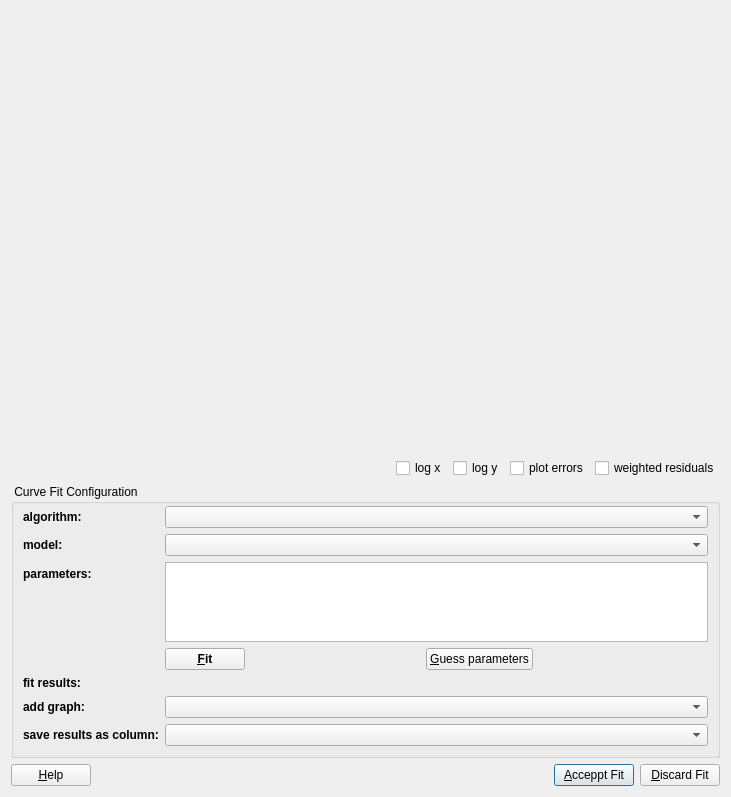
The window that plugins/table/qfrdrtablecurvefitdialog.ui (jkriege2/QuickFit3) describes before a commit, drawn with Qt 5.
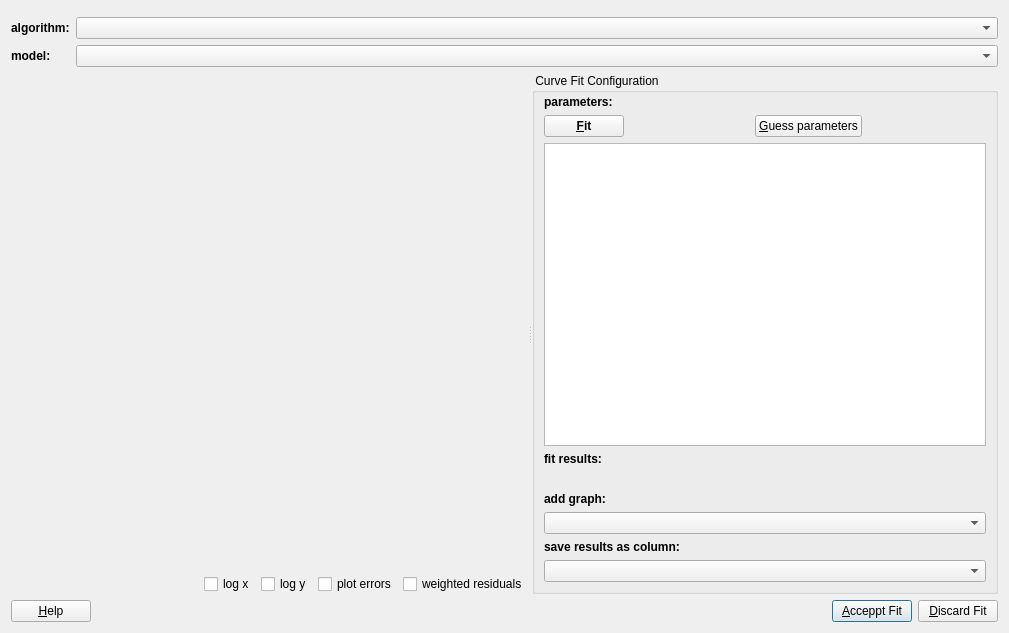
The same window after the commit. Icons and pictures are not drawn. Custom widgets are drawn as their Qt base class.

Commit message: QuickFit/lib: added QFMathParser functions   - indexedskewness, indexedprod, indexedcount, indexedmoment, indexedncmoment, indexedcorrcoeff, item, last, first, returnlast, returnfirst

The edit to the form file:
```diff
--- a/plugins/table/qfrdrtablecurvefitdialog.ui
+++ b/plugins/table/qfrdrtablecurvefitdialog.ui
@@ -9,8 +9,8 @@
    <rect>
     <x>0</x>
     <y>0</y>
-    <width>731</width>
-    <height>797</height>
+    <width>1009</width>
+    <height>633</height>
    </rect>
   </property>
   <property name="windowTitle">
@@ -20,7 +20,53 @@
    <iconset resource="qfrdrtable.qrc">
     <normaloff>:/table/regression.png</normaloff>:/table/regression.png</iconset>
   </property>
-  <layout class="QVBoxLayout" name="verticalLayout" stretch="3,1,0,2,0">
+  <layout class="QVBoxLayout" name="verticalLayout_2" stretch="0,1,0">
+   <item>
+    <layout class="QFormLayout" name="formLayout_2">
+     <property name="topMargin">
+      <number>6</number>
+     </property>
+     <item row="0" column="0">
+      <widget class="QLabel" name="label_7">
+       <property name="font">
+        <font>
+         <weight>75</weight>
+         <bold>true</bold>
+        </font>
+       </property>
+       <property name="text">
+        <string>algorithm:</string>
+       </property>
+      </widget>
+     </item>
+     <item row="0" column="1">
+      <widget class="QFFitAlgorithmComboBox" name="cmbFitAlgorithm"/>
+     </item>
+     <item row="1" column="0">
+      <widget class="QLabel" name="label">
+       <property name="font">
+        <font>
+         <weight>75</weight>
+         <bold>true</bold>
+        </font>
+       </property>
+       <property name="text">
+        <string>model:</string>
+       </property>
+      </widget>
+     </item>
+     <item row="1" column="1">
+      <widget class="QFFitFunctionComboBox" name="cmbFitFunction"/>
+     </item>
+    </layout>
+   </item>
+   <item>
+    <widget class="QVisibleHandleSplitter" name="splitter">
+     <property name="orientation">
+      <enum>Qt::Horizontal</enum>
+     </property>
+     <widget class="QWidget" name="layoutWidget">
+      <layout class="QVBoxLayout" name="verticalLayout" stretch="3,1,0">
    <item>
     <widget class="QFPlotter" name="pltDistribution" native="true">
      <property name="minimumSize">
@@ -83,15 +129,13 @@
      </item>
     </layout>
    </item>
-   <item>
+      </layout>
+     </widget>
     <widget class="QGroupBox" name="groupBox">
      <property name="title">
       <string> Curve Fit Configuration </string>
      </property>
-     <layout class="QFormLayout" name="formLayout">
-      <property name="fieldGrowthPolicy">
-       <enum>QFormLayout::AllNonFixedFieldsGrow</enum>
-      </property>
+      <layout class="QVBoxLayout" name="verticalLayout_3">
       <property name="leftMargin">
        <number>9</number>
       </property>
@@ -104,39 +148,7 @@
       <property name="bottomMargin">
        <number>9</number>
       </property>
-      <item row="0" column="0">
-       <widget class="QLabel" name="label_7">
-        <property name="font">
-         <font>
-          <weight>75</weight>
-          <bold>true</bold>
-         </font>
-        </property>
-        <property name="text">
-         <string>algorithm:</string>
-        </property>
-       </widget>
-      </item>
-      <item row="0" column="1">
-       <widget class="QFFitAlgorithmComboBox" name="cmbFitAlgorithm"/>
-      </item>
-      <item row="1" column="0">
-       <widget class="QLabel" name="label">
-        <property name="font">
-         <font>
-          <weight>75</weight>
-          <bold>true</bold>
-         </font>
-        </property>
-        <property name="text">
-         <string>model:</string>
-        </property>
-       </widget>
-      </item>
-      <item row="1" column="1">
-       <widget class="QFFitFunctionComboBox" name="cmbFitFunction"/>
-      </item>
-      <item row="2" column="0">
+       <item>
        <widget class="QLabel" name="label_2">
         <property name="font">
          <font>
@@ -149,17 +161,7 @@
         </property>
        </widget>
       </item>
-      <item row="2" column="1">
-       <widget class="QTableView" name="tabParams">
-        <property name="minimumSize">
-         <size>
-          <width>0</width>
-          <height>80</height>
-         </size>
-        </property>
-       </widget>
-      </item>
-      <item row="3" column="1">
+       <item>
        <layout class="QHBoxLayout" name="horizontalLayout_2">
         <item>
          <widget class="QPushButton" name="btnFit">
@@ -213,7 +215,37 @@
         </item>
        </layout>
       </item>
-      <item row="5" column="0">
+       <item>
+        <widget class="QTableView" name="tabParams">
+         <property name="minimumSize">
+          <size>
+           <width>0</width>
+           <height>80</height>
+          </size>
+         </property>
+        </widget>
+       </item>
+       <item>
+        <widget class="QLabel" name="label_3">
+         <property name="font">
+          <font>
+           <weight>75</weight>
+           <bold>true</bold>
+          </font>
+         </property>
+         <property name="text">
+          <string>fit results:</string>
+         </property>
+        </widget>
+       </item>
+       <item>
+        <widget class="JKQTMathTextLabel" name="labFitResult">
+         <property name="text">
+          <string/>
+         </property>
+        </widget>
+       </item>
+       <item>
        <widget class="QLabel" name="label_4">
         <property name="font">
          <font>
@@ -226,10 +258,10 @@
         </property>
        </widget>
       </item>
-      <item row="5" column="1">
+       <item>
        <widget class="QComboBox" name="cmbAddGraph"/>
       </item>
-      <item row="6" column="0">
+       <item>
        <widget class="QLabel" name="label_5">
         <property name="font">
          <font>
@@ -242,30 +274,11 @@
         </property>
        </widget>
       </item>
-      <item row="6" column="1">
+       <item>
        <widget class="QComboBox" name="cmbSaveColumn"/>
       </item>
-      <item row="4" column="0">
-       <widget class="QLabel" name="label_3">
-        <property name="font">
-         <font>
-          <weight>75</weight>
-          <bold>true</bold>
-         </font>
-        </property>
-        <property name="text">
-         <string>fit results:</string>
-        </property>
-       </widget>
-      </item>
-      <item row="4" column="1">
-       <widget class="JKQTMathTextLabel" name="labFitResult">
-        <property name="text">
-         <string/>
-        </property>
-       </widget>
-      </item>
-     </layout>
+      </layout>
+     </widget>
     </widget>
    </item>
    <item>
@@ -323,9 +336,9 @@
    <container>1</container>
   </customwidget>
   <customwidget>
-   <class>DoubleDataCutSliders</class>
-   <extends>QWidget</extends>
-   <header>doubledatacutsliders.h</header>
+   <class>QVisibleHandleSplitter</class>
+   <extends>QSplitter</extends>
+   <header>qvisiblehandlesplitter.h</header>
    <container>1</container>
   </customwidget>
   <customwidget>
@@ -334,15 +347,21 @@
    <header>qffitfunctioncombobox.h</header>
   </customwidget>
   <customwidget>
-   <class>QFFitAlgorithmComboBox</class>
-   <extends>QComboBox</extends>
-   <header>qffitalgorithmcombobox.h</header>
+   <class>DoubleDataCutSliders</class>
+   <extends>QWidget</extends>
+   <header>doubledatacutsliders.h</header>
+   <container>1</container>
   </customwidget>
   <customwidget>
    <class>JKQTMathTextLabel</class>
    <extends>QLabel</extends>
    <header>jkqtmathtext.h</header>
   </customwidget>
+  <customwidget>
+   <class>QFFitAlgorithmComboBox</class>
+   <extends>QComboBox</extends>
+   <header>qffitalgorithmcombobox.h</header>
+  </customwidget>
  </customwidgets>
  <resources>
   <include location="../../lib/lib.qrc"/>
```
Left out of the diff: 1 changed line with no effect on the pictures. Lines whose indentation alone changed are shown as unchanged. The commit also changes 16 other files.
